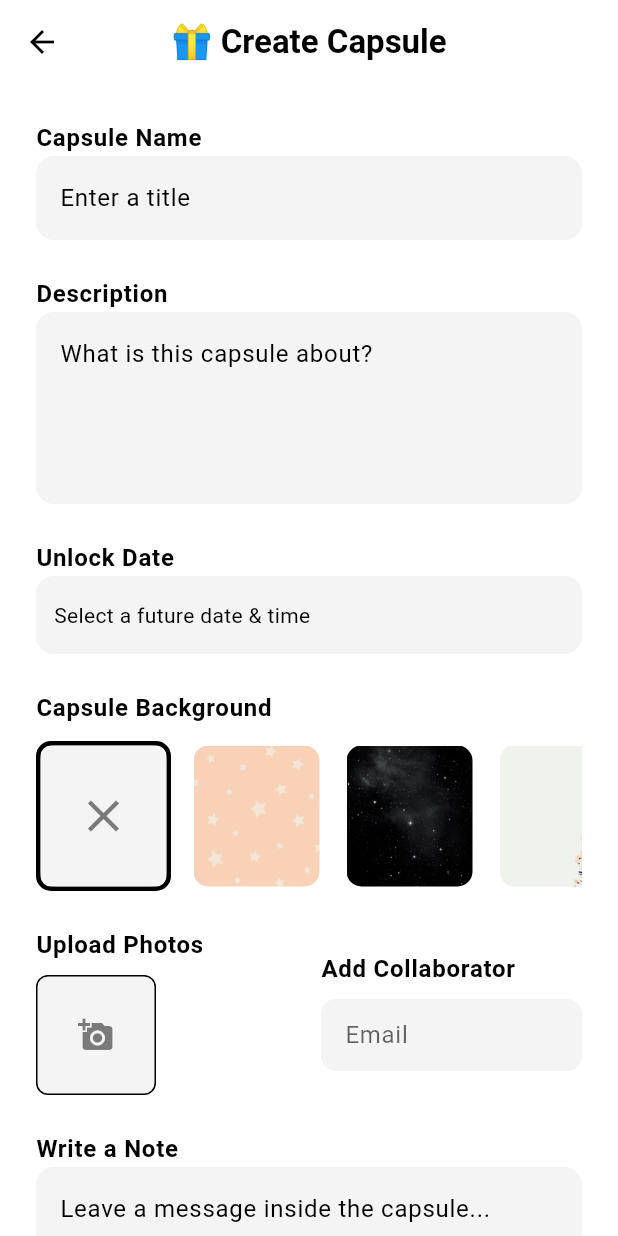
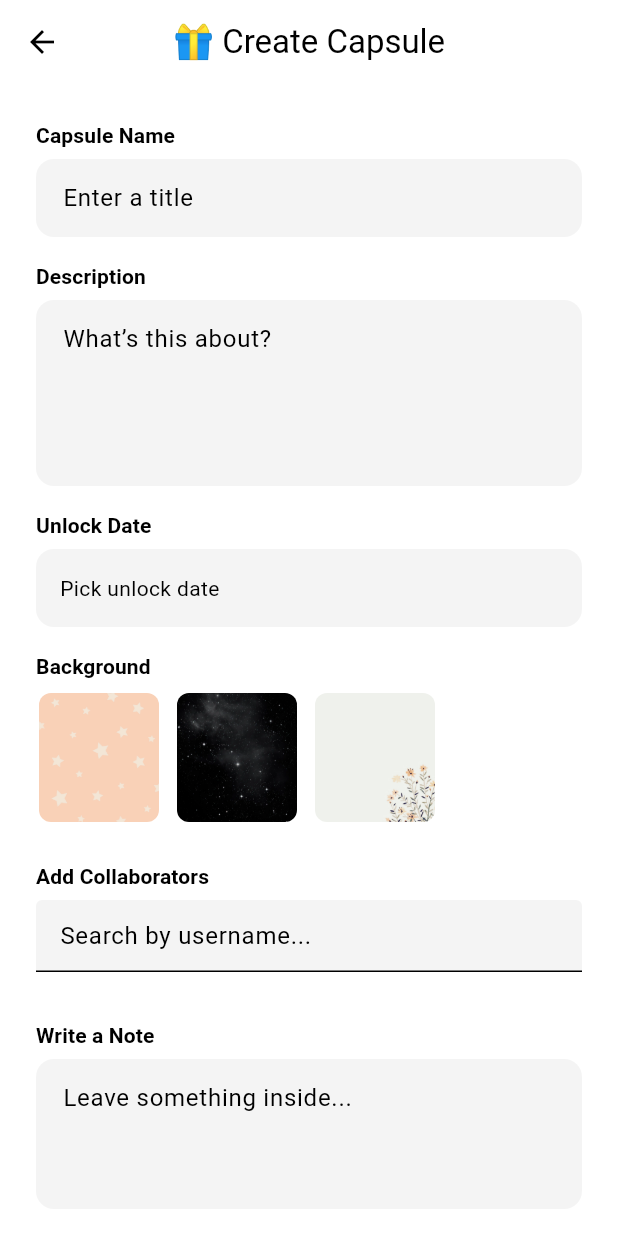
Before and after one commit to shlokmestry/boxed_app, a Flutter app: the CreateCapsuleScreen screen opened directly, on a phone screen of 412 x 824 dp. Run offline on Flutter 3.47's test engine with Material 3 defaults, Android fonts, the phone set to English and light mode, and no system bars; our stand-ins replace cloud_firestore, firebase_auth, firebase_core, firebase_messaging, firebase_storage, flutter_local_notifications and 4 more; missing offline and left inert: encrypt, pointycastle, rsa_encrypt; accounts and stored records are empty.

Commit message:
fix: seraching for collaborators

```diff
--- a/lib/screens/create_capsule_screen.dart
+++ b/lib/screens/create_capsule_screen.dart
@@ -17,7 +17,8 @@ class _CreateCapsuleScreenState extends State<CreateCapsuleScreen> {
   final TextEditingController _nameController = TextEditingController();
   final TextEditingController _descriptionController = TextEditingController();
   final TextEditingController _noteController = TextEditingController();
-  final TextEditingController _collaboratorEmailController = TextEditingController();
+  final TextEditingController _collaboratorSearchController =
+      TextEditingController();
 
   DateTime? _selectedDateTime;
   bool _isLoading = false;
@@ -32,6 +33,49 @@ class _CreateCapsuleScreenState extends State<CreateCapsuleScreen> {
   ];
 
   final List<Map<String, dynamic>> _collaborators = [];
+  List<Map<String, dynamic>> _userSearchResults = [];
+
+  Future<void> _searchUsers(String query) async {
+    if (query.isEmpty) {
+      setState(() => _userSearchResults = []);
+      return;
+    }
+
+    final result = await FirebaseFirestore.instance
+        .collection('users')
+        .where('username', isGreaterThanOrEqualTo: query)
+        .where('username', isLessThanOrEqualTo: query + '\uf8ff')
+        .limit(10)
+        .get();
+
+    setState(() {
+      _userSearchResults = result.docs.map((doc) {
+        return {
+          'userId': doc.id,
+          'username': doc['username'] ?? '',
+          'email': doc['email'] ?? '',
+        };
+      }).toList();
+    });
+  }
+
+  void _addCollaborator(Map<String, dynamic> user) {
+    final alreadyAdded =
+        _collaborators.any((c) => c['userId'] == user['userId']);
+    if (!alreadyAdded) {
+      setState(() {
+        _collaborators.add(user);
+        _collaboratorSearchController.clear();
+        _userSearchResults.clear();
+      });
+    }
+  }
+
+  void _removeCollaborator(String userId) {
+    setState(() {
+      _collaborators.removeWhere((c) => c['userId'] == userId);
+    });
+  }
 
   Future<void> _selectDate() async {
     final now = DateTime.now();
@@ -99,31 +143,30 @@ class _CreateCapsuleScreenState extends State<CreateCapsuleScreen> {
     try {
       final aesKey = CapsuleEncryption.generateAESKey();
 
-      final docRef = await FirebaseFirestore.instance.collection('capsules').add({
+      final capsuleRef = await FirebaseFirestore.instance
+          .collection('capsules')
+          .add({
         'name': _nameController.text.trim(),
         'description': _descriptionController.text.trim(),
         'creatorId': currentUser.uid,
         'unlockDate': Timestamp.fromDate(_selectedDateTime!),
-        'memberIds': [currentUser.uid],
+        'memberIds': [currentUser.uid, ..._collaborators.map((c) => c['userId'])],
         'createdAt': Timestamp.now(),
         'isLocked': true,
         'aesKey': aesKey,
         'backgroundId': _selectedBackground,
       });
 
+      // Upload images
       for (final image in _selectedImages) {
         final filename = DateTime.now().millisecondsSinceEpoch.toString();
         final ref = FirebaseStorage.instance
             .ref()
-            .child('capsules/${docRef.id}/$filename.jpg');
+            .child('capsules/${capsuleRef.id}/$filename.jpg');
         final upload = await ref.putFile(image);
         final url = await upload.ref.getDownloadURL();
 
-        await FirebaseFirestore.instance
-            .collection('capsules')
-            .doc(docRef.id)
-            .collection('memories')
-            .add({
+        await capsuleRef.collection('memories').add({
           'type': 'image',
           'uploaderId': currentUser.uid,
           'timestamp': Timestamp.now(),
@@ -131,14 +174,13 @@ class _CreateCapsuleScreenState extends State<CreateCapsuleScreen> {
         });
       }
 
+      // Add note
       if (_noteController.text.trim().isNotEmpty) {
         final encrypted = CapsuleEncryption.encryptMemory(
-            _noteController.text.trim(), aesKey);
-        await FirebaseFirestore.instance
-            .collection('capsules')
-            .doc(docRef.id)
-            .collection('memories')
-            .add({
+          _noteController.text.trim(),
+          aesKey,
+        );
+        await capsuleRef.collection('memories').add({
           'type': 'note',
           'uploaderId': currentUser.uid,
           'timestamp': Timestamp.now(),
@@ -146,30 +188,13 @@ class _CreateCapsuleScreenState extends State<CreateCapsuleScreen> {
         });
       }
 
-      if (_collaboratorEmailController.text.trim().isNotEmpty) {
-        final collaboratorQuery = await FirebaseFirestore.instance
-            .collection('users')
-            .where('email', isEqualTo: _collaboratorEmailController.text.trim())
-            .limit(1)
-            .get();
-        if (collaboratorQuery.docs.isNotEmpty) {
-          final uid = collaboratorQuery.docs.first.id;
-          await FirebaseFirestore.instance
-              .collection('capsules')
-              .doc(docRef.id)
-              .update({
-            'memberIds': FieldValue.arrayUnion([uid]),
-          });
-        }
-      }
-
       ScaffoldMessenger.of(context).showSnackBar(
-        const SnackBar(content: Text('Capsule created successfully!')),
+        const SnackBar(content: Text('Capsule created!')),
       );
       Navigator.pop(context);
     } catch (e) {
       ScaffoldMessenger.of(context).showSnackBar(
-        SnackBar(content: Text("Error: $e")),
+        SnackBar(content: Text('Error: $e')),
       );
     } finally {
       setState(() => _isLoading = false);
@@ -180,21 +205,12 @@ class _CreateCapsuleScreenState extends State<CreateCapsuleScreen> {
   Widget build(BuildContext context) {
     final colorScheme = Theme.of(context).colorScheme;
     final textTheme = Theme.of(context).textTheme;
+
     return Scaffold(
       appBar: AppBar(
-        title: Text(
-          "🎁 Create Capsule",
-          style: textTheme.titleLarge?.copyWith(
-            color: colorScheme.primary,
-            fontWeight: FontWeight.bold,
-          ),
-        ),
-        backgroundColor: colorScheme.background,
-        elevation: 0,
+        title: Text("🎁 Create Capsule", style: textTheme.titleLarge),
         centerTitle: true,
-        iconTheme: IconThemeData(color: colorScheme.primary),
       ),
-      backgroundColor: colorScheme.background,
       body: SingleChildScrollView(
         padding: const EdgeInsets.all(24),
         child: Column(
@@ -202,86 +218,141 @@ class _CreateCapsuleScreenState extends State<CreateCapsuleScreen> {
           children: [
             _sectionLabel(context, "Capsule Name"),
             _buildInput(_nameController, 'Enter a title'),
+            const SizedBox(height: 16),
 
-            const SizedBox(height: 24),
             _sectionLabel(context, "Description"),
-            _buildInput(_descriptionController, 'What is this capsule about?', maxLines: 4),
+            _buildInput(_descriptionController, 'What’s this about?',
+                maxLines: 4),
+            const SizedBox(height: 16),
 
-            const SizedBox(height: 24),
             _sectionLabel(context, "Unlock Date"),
             GestureDetector(
               onTap: _selectDate,
               child: Container(
-                padding: const EdgeInsets.symmetric(vertical: 16, horizontal: 12),
+                width: double.infinity,
+                padding: const EdgeInsets.all(16),
                 decoration: BoxDecoration(
+                  borderRadius: BorderRadius.circular(12),
                   color: colorScheme.surface,
-                  borderRadius: BorderRadius.circular(12),
                 ),
-                width: double.infinity,
                 child: Text(
                   _selectedDateTime == null
-                      ? 'Select a future date & time'
-                      : 'Opens on: ${_selectedDateTime!.toLocal().toString().replaceFirst(".000", "")}',
-                  style: textTheme.bodyMedium?.copyWith(
-                    color: colorScheme.onSurface,
+                      ? 'Pick unlock date'
+                      : 'Opens on: $_selectedDateTime',
+                ),
+              ),
+            ),
+            const SizedBox(height: 16),
+
+            _sectionLabel(context, "Background"),
+            SizedBox(
+              height: 90,
+              child: ListView.builder(
+                scrollDirection: Axis.horizontal,
+                itemCount: _backgroundOptions.length,
+                itemBuilder: (_, i) => GestureDetector(
+                  onTap: () => setState(() => _selectedBackground = i),
+                  child: Container(
+                    margin: const EdgeInsets.only(right: 8),
+                    decoration: BoxDecoration(
+                      border: Border.all(
+                        color: _selectedBackground == i
+                            ? colorScheme.primary
+                            : Colors.transparent,
+                        width: 2,
+                      ),
+                      borderRadius: BorderRadius.circular(10),
+                    ),
+                    child: ClipRRect(
+                      borderRadius: BorderRadius.circular(8),
+                      child: Image.asset(_backgroundOptions[i],
+                          width: 80, fit: BoxFit.cover),
+                    ),
                   ),
                 ),
               ),
             ),
 
             const SizedBox(height: 24),
-            _sectionLabel(context, "Capsule Background"),
-            const SizedBox(height: 10),
-            SizedBox(
-              height: 100,
-              child: ListView.builder(
-                scrollDirection: Axis.horizontal,
-                itemCount: _backgroundOptions.length + 1,
-                itemBuilder: (context, idx) {
-                  if (idx == 0) {
-                    return _buildBackgroundThumbnail(
-                      context,
-                      null,
-                      isSelected: _selectedBackground == null,
-                      child: Icon(Icons.close,
-                          size: 36,
-                          color: colorScheme.onSurface.withOpacity(0.5)),
-                    );
-                  } else {
-                    return _buildBackgroundThumbnail(
-                      context,
-                      idx - 1,
-                      isSelected: _selectedBackground == (idx - 1),
-                      imagePath: _backgroundOptions[idx - 1],
-                    );
-                  }
-                },
+            _sectionLabel(context, "Add Collaborators"),
+            TextField(
+              controller: _collaboratorSearchController,
+              onChanged: _searchUsers,
+              decoration: InputDecoration(
+                hintText: 'Search by username...',
+                filled: true,
+                fillColor: colorScheme.surface,
               ),
             ),
+            const SizedBox(height: 8),
+            if (_userSearchResults.isNotEmpty)
+              Container(
+                decoration: BoxDecoration(
+                  color: colorScheme.surfaceVariant,
+                  borderRadius: BorderRadius.circular(10),
+                ),
+                child: ListView(
+                  shrinkWrap: true,
+                  children: _userSearchResults.map((user) {
+                    return ListTile(
+                      title: Text(user['username'] ?? ''),
+                      subtitle: Text(user['email'] ?? ''),
+                      onTap: () => _addCollaborator(user),
+                    );
+                  }).toList(),
+                ),
+              ),
+            _buildCollaboratorChips(),
 
             const SizedBox(height: 24),
-            _mediaAndCollaboratorRow(),
+            _sectionLabel(context, "Write a Note"),
+            _buildInput(_noteController, 'Leave something inside...',
+                maxLines: 3),
+
             const SizedBox(height: 24),
+            _sectionLabel(context, "Add Images"),
+            Wrap(
+              spacing: 8,
+              children: [
+                ..._selectedImages.map((image) => Stack(
+                      alignment: Alignment.topRight,
+                      children: [
+                        ClipRRect(
+                          borderRadius: BorderRadius.circular(8),
+                          child: Image.file(image,
+                              width: 80, height: 80, fit: BoxFit.cover),
+                        ),
+                        IconButton(
+                          icon: const Icon(Icons.close, size: 16),
+                          onPressed: () => _removeImage(image),
+                        ),
+                      ],
+                    )),
+                GestureDetector(
+                  onTap: _pickImages,
+                  child: Container(
+                    width: 80,
+                    height: 80,
+                    decoration: BoxDecoration(
+                      color: colorScheme.surface,
+                      borderRadius: BorderRadius.circular(8),
+                      border: Border.all(color: colorScheme.outline),
+                    ),
+                    child: const Icon(Icons.add_a_photo),
+                  ),
+                ),
+              ],
+            ),
 
-            _sectionLabel(context, "Write a Note"),
-            _buildInput(_noteController, 'Leave a message inside the capsule...',
-                maxLines: 4),
-
-            const SizedBox(height: 40),
+            const SizedBox(height: 36),
             _isLoading
                 ? const Center(child: CircularProgressIndicator())
                 : SizedBox(
                     width: double.infinity,
                     child: ElevatedButton(
                       onPressed: _createCapsule,
-                      style: ElevatedButton.styleFrom(
-                        backgroundColor: colorScheme.primary,
-                        padding: const EdgeInsets.symmetric(vertical: 16),
-                        shape: RoundedRectangleBorder(
-                          borderRadius: BorderRadius.circular(12),
-                        ),
-                      ),
-                      child: const Text("Create Capsule", style: TextStyle(fontSize: 16)),
+                      child: const Text("Create Capsule",
+                          style: TextStyle(fontSize: 16)),
                     ),
                   ),
           ],
@@ -290,157 +361,45 @@ class _CreateCapsuleScreenState extends State<CreateCapsuleScreen> {
     );
   }
 
-  /// Section title label styling
-  Widget _sectionLabel(BuildContext context, String text) {
-    return Text(
-      text,
-      style: Theme.of(context).textTheme.bodyLarge?.copyWith(
-            fontWeight: FontWeight.bold,
-            color: Theme.of(context).colorScheme.onBackground,
-          ),
+  Widget _buildCollaboratorChips() {
+    return Wrap(
+      spacing: 8,
+      children: _collaborators.map((c) {
+        return Chip(
+          label: Text(c['username'] ?? ''),
+          onDeleted: () => _removeCollaborator(c['userId'] ?? ''),
+        );
+      }).toList(),
     );
   }
 
-  /// Capsule background thumbnail
-  Widget _buildBackgroundThumbnail(BuildContext context, int? idx,
-      {bool isSelected = false, String? imagePath, Widget? child}) {
-    final colorScheme = Theme.of(context).colorScheme;
-    return GestureDetector(
-      onTap: () => setState(() => _selectedBackground = idx),
-      child: Container(
-        margin: const EdgeInsets.only(right: 12),
-        width: 90,
-        height: 90,
-        decoration: BoxDecoration(
-          border: Border.all(
-            color: isSelected ? colorScheme.primary : Colors.transparent,
-            width: 3,
-          ),
-          borderRadius: BorderRadius.circular(10),
-        ),
-        child: ClipRRect(
-          borderRadius: BorderRadius.circular(10),
-          child: imagePath != null
-              ? Image.asset(imagePath, fit: BoxFit.cover)
-              : Container(
-                  alignment: Alignment.center,
-                  color: colorScheme.surface,
-                  child: child,
-                ),
-        ),
+  Widget _sectionLabel(BuildContext context, String text) {
+    return Padding(
+      padding: const EdgeInsets.only(bottom: 6),
+      child: Text(
+        text,
+        style: Theme.of(context)
+            .textTheme
+            .labelLarge
+            ?.copyWith(fontWeight: FontWeight.bold),
       ),
     );
   }
 
-  /// Styled input field
-  Widget _buildInput(TextEditingController controller, String placeholder,
+  Widget _buildInput(TextEditingController controller, String hint,
       {int maxLines = 1}) {
-    final colorScheme = Theme.of(context).colorScheme;
     return TextField(
       controller: controller,
       maxLines: maxLines,
-      style: TextStyle(color: colorScheme.onBackground),
       decoration: InputDecoration(
-        hintText: placeholder,
+        hintText: hint,
         filled: true,
-        fillColor: colorScheme.surface,
+        fillColor: Theme.of(context).colorScheme.surface,
         border: OutlineInputBorder(
-          borderRadius: BorderRadius.circular(12),
-          borderSide: BorderSide.none,
-        ),
+            borderRadius: BorderRadius.circular(12),
+            borderSide: BorderSide.none),
+        contentPadding: const EdgeInsets.all(14),
       ),
     );
   }
-
-  /// Media and collaborator sections side-by-side
-  Widget _mediaAndCollaboratorRow() {
-    final colorScheme = Theme.of(context).colorScheme;
-    return Row(
-      children: [
-        Expanded(
-          child: Column(
-            crossAxisAlignment: CrossAxisAlignment.start,
-            children: [
-              _sectionLabel(context, "Upload Photos"),
-              const SizedBox(height: 8),
-              Wrap(
-                spacing: 8,
-                runSpacing: 8,
-                children: [
-                  ..._selectedImages.map((file) => Stack(
-                        children: [
-                          ClipRRect(
-                            borderRadius: BorderRadius.circular(8),
-                            child: Image.file(
-                              file,
-                              width: 80,
-                              height: 80,
-                              fit: BoxFit.cover,
-                            ),
-                          ),
-                          Positioned(
-                            top: 0,
-                            right: 0,
-                            child: GestureDetector(
-                              onTap: () => _removeImage(file),
-                              child: Container(
-                                decoration: BoxDecoration(
-                                  color: Colors.black45,
-                                  shape: BoxShape.circle,
-                                ),
-                                padding: const EdgeInsets.all(4),
-                                child: const Icon(Icons.close,
-                                    size: 16, color: Colors.white),
-                              ),
-                            ),
-                          ),
-                        ],
-                      )),
-                  GestureDetector(
-                    onTap: _pickImages,
-                    child: Container(
-                      width: 80,
-                      height: 80,
-                      decoration: BoxDecoration(
-                        color: colorScheme.surface,
-                        borderRadius: BorderRadius.circular(8),
-                        border: Border.all(color: colorScheme.outline),
-                      ),
-                      child: Icon(Icons.add_a_photo,
-                          color: colorScheme.onSurface.withOpacity(0.5)),
-                    ),
-                  ),
-                ],
-              ),
-            ],
-          ),
-        ),
-        const SizedBox(width: 16),
-        Expanded(
-          child: Column(
-            crossAxisAlignment: CrossAxisAlignment.start,
-            children: [
-              _sectionLabel(context, "Add Collaborator"),
-              const SizedBox(height: 8),
-              TextField(
-                controller: _collaboratorEmailController,
-                style: TextStyle(color: colorScheme.onBackground),
-                decoration: InputDecoration(
-                  hintText: 'Email',
-                  hintStyle: TextStyle(color: colorScheme.onSurface.withOpacity(0.6)),
-                  filled: true,
-                  fillColor: colorScheme.surface,
-                  contentPadding:
-                      const EdgeInsets.symmetric(horizontal: 12, vertical: 10),
-                  border: OutlineInputBorder(
-                      borderRadius: BorderRadius.circular(10),
-                      borderSide: BorderSide.none),
-                ),
-              ),
-            ],
-          ),
-        ),
-      ],
-    );
-  }
 }
```
